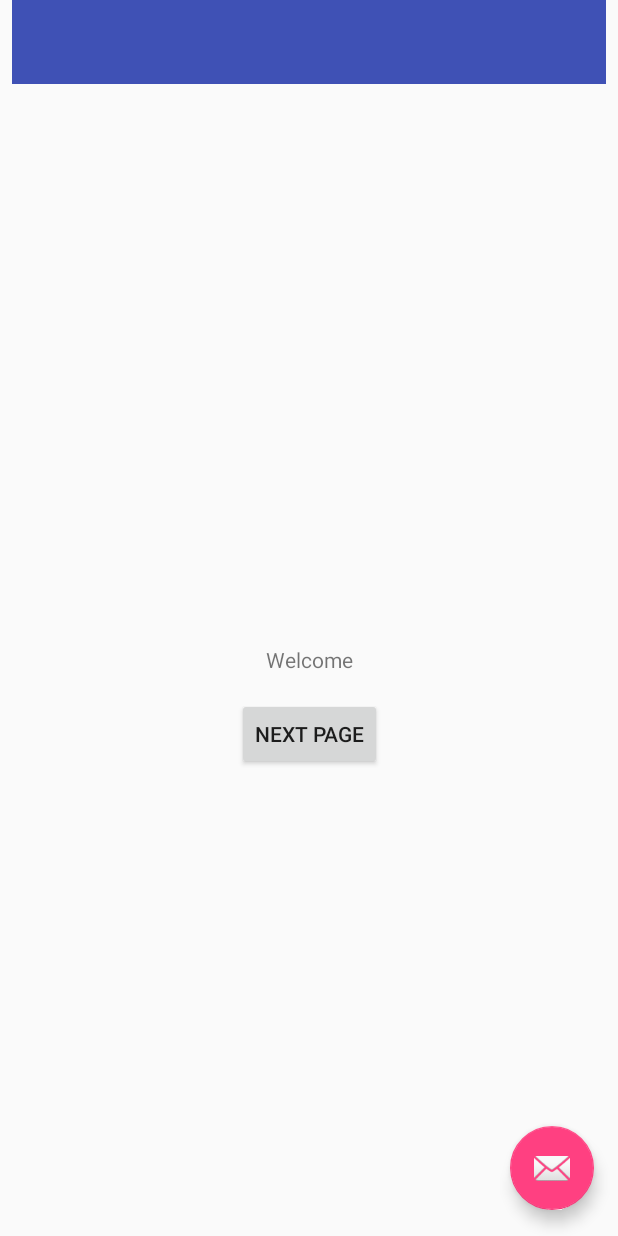
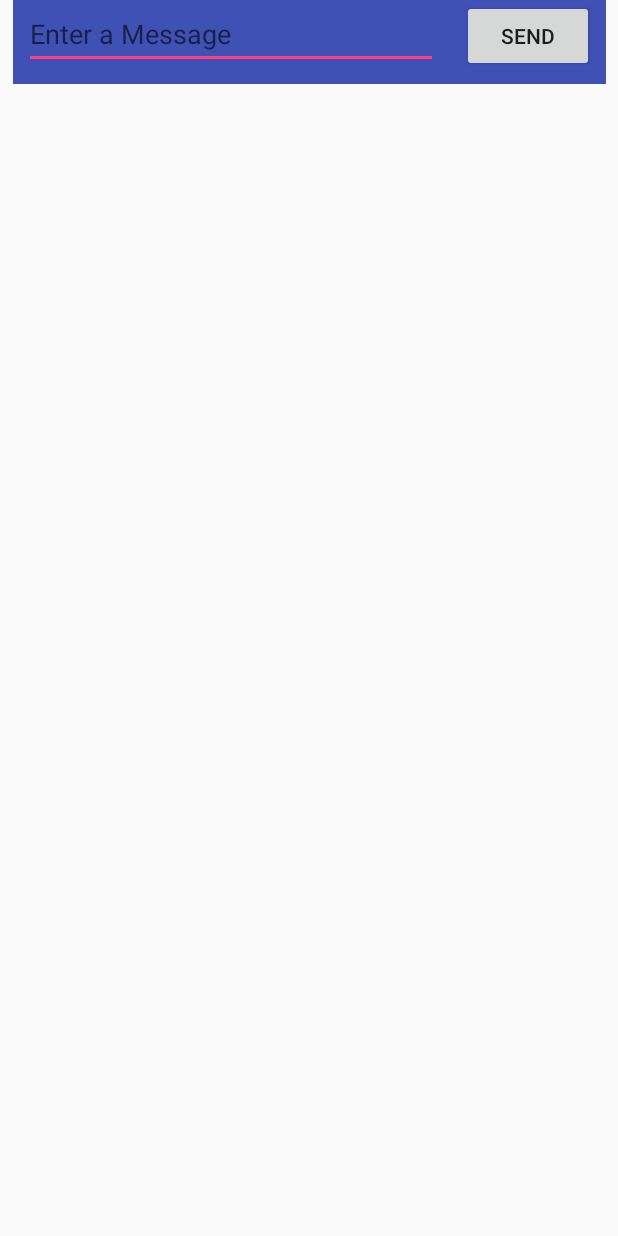
Before and after one commit to Civilis317/android-app, an Android app: the screen it shows after launch (MainActivity), on a phone screen of 412 x 824 dp. Run offline under Robolectric (Android 15) with nearby library versions, the phone set to English and light mode, and no system bars.

```diff
--- a/app/src/main/java/com/example/civilis/myapplication/MainActivity.java
+++ b/app/src/main/java/com/example/civilis/myapplication/MainActivity.java
@@ -2,40 +2,20 @@ package com.example.civilis.myapplication;
 
 import android.content.Intent;
 import android.os.Bundle;
-import android.support.design.widget.FloatingActionButton;
-import android.support.design.widget.Snackbar;
 import android.support.v7.app.AppCompatActivity;
-import android.support.v7.widget.Toolbar;
 import android.view.Menu;
 import android.view.MenuItem;
 import android.view.View;
-import android.widget.Button;
+import android.widget.EditText;
 
 public class MainActivity extends AppCompatActivity {
+
+    public static final String EXTRA_MESSAGE = "com.example.myfirstapp.MESSAGE";
 
     @Override
     protected void onCreate(Bundle savedInstanceState) {
         super.onCreate(savedInstanceState);
         setContentView(R.layout.activity_main);
-        Toolbar toolbar = (Toolbar) findViewById(R.id.toolbar);
-        setSupportActionBar(toolbar);
-
-        FloatingActionButton fab = (FloatingActionButton) findViewById(R.id.fab);
-        fab.setOnClickListener(new View.OnClickListener() {
-            @Override
-            public void onClick(View view) {
-                Snackbar.make(view, "Replace with your own action", Snackbar.LENGTH_LONG)
-                        .setAction("Action", null).show();
-            }
-        });
-
-        Button button = (Button) findViewById(R.id.button);
-        button.setOnClickListener(new View.OnClickListener() {
-            @Override
-            public void onClick(View v) {
-                goToSecondActivity();
-            }
-        });
     }
 
     @Override
@@ -60,8 +40,11 @@ public class MainActivity extends AppCompatActivity {
         return super.onOptionsItemSelected(item);
     }
 
-    private void goToSecondActivity() {
-        Intent intent = new Intent(this, SecondActivity.class);
+    public void sendMessage(View view) {
+        Intent intent = new Intent(this, DisplayMessageActivity.class);
+        EditText editText = (EditText) findViewById(R.id.editTextName);
+        String message = editText.getText().toString();
+        intent.putExtra(EXTRA_MESSAGE, message);
         startActivity(intent);
     }
 }
--- a/app/src/main/res/layout/activity_main.xml
+++ b/app/src/main/res/layout/activity_main.xml
@@ -9,8 +9,8 @@
 
     <android.support.v7.widget.Toolbar
         android:id="@+id/appBarLayout"
-        android:layout_width="0dp"
-        android:layout_height="?attr/actionBarSize"
+        android:layout_width="395dp"
+        android:layout_height="56dp"
         android:background="?attr/colorPrimary"
         app:popupTheme="@style/AppTheme.PopupOverlay"
         tools:layout_constraintTop_creator="1"
@@ -22,31 +22,29 @@
         app:layout_constraintLeft_toLeftOf="parent"
         app:layout_constraintTop_toTopOf="parent" />
 
+    <EditText
+        android:id="@+id/editTextName"
+        android:layout_width="0dp"
+        android:layout_height="46dp"
+        android:layout_marginLeft="16dp"
+        android:ems="10"
+        android:hint="@string/edit_message"
+        android:inputType="textPersonName"
+        app:layout_constraintLeft_toLeftOf="parent"
+        app:layout_constraintRight_toLeftOf="@+id/button2"
+        tools:layout_editor_absoluteY="88dp" />
 
-    <include
-        layout="@layout/content_main"
-        android:layout_height="0dp"
-        android:layout_width="0dp"
-        tools:layout_constraintTop_creator="1"
-        tools:layout_constraintRight_creator="1"
-        tools:layout_constraintBottom_creator="1"
-        app:layout_constraintBottom_toBottomOf="parent"
-        app:layout_constraintRight_toRightOf="parent"
-        app:layout_constraintTop_toBottomOf="@+id/appBarLayout"
-        tools:layout_constraintLeft_creator="1"
-        android:layout_marginBottom="1dp"
-        app:layout_constraintLeft_toLeftOf="parent" />
-
-    <android.support.design.widget.FloatingActionButton
-        android:id="@+id/fab"
+    <Button
+        android:id="@+id/button2"
         android:layout_width="wrap_content"
         android:layout_height="wrap_content"
-        app:srcCompat="@android:drawable/ic_dialog_email"
-        tools:layout_constraintRight_creator="1"
-        tools:layout_constraintBottom_creator="1"
-        app:layout_constraintBottom_toBottomOf="parent"
-        android:layout_marginEnd="16dp"
+        android:layout_marginLeft="16dp"
+        android:layout_marginRight="16dp"
+        android:onClick="sendMessage"
+        android:text="@string/button_send"
+        app:layout_constraintLeft_toRightOf="@+id/editTextName"
         app:layout_constraintRight_toRightOf="parent"
-        android:layout_marginBottom="17dp" />
+        tools:layout_editor_absoluteY="88dp" />
+
 
 </android.support.constraint.ConstraintLayout>
--- a/app/src/main/res/layout/content_main.xml
+++ /dev/null
@@ -1,38 +0,0 @@
-<?xml version="1.0" encoding="utf-8"?>
-<android.support.constraint.ConstraintLayout xmlns:android="http://schemas.android.com/apk/res/android"
-    xmlns:app="http://schemas.android.com/apk/res-auto"
-    xmlns:tools="http://schemas.android.com/tools"
-    android:layout_width="match_parent"
-    android:layout_height="match_parent"
-    app:layout_behavior="@string/appbar_scrolling_view_behavior"
-    tools:context="com.example.civilis.myapplication.MainActivity"
-    tools:showIn="@layout/activity_main">
-
-    <TextView
-        android:layout_width="wrap_content"
-        android:layout_height="wrap_content"
-        android:text="@string/hello_world"
-        app:layout_constraintBottom_toBottomOf="parent"
-        app:layout_constraintLeft_toLeftOf="parent"
-        app:layout_constraintRight_toRightOf="parent"
-        app:layout_constraintTop_toTopOf="parent"
-        tools:layout_constraintTop_creator="1"
-        tools:layout_constraintRight_creator="1"
-        tools:layout_constraintBottom_creator="1"
-        android:id="@+id/textView"
-        tools:layout_constraintLeft_creator="1" />
-
-    <Button
-        android:id="@+id/button"
-        android:layout_width="wrap_content"
-        android:layout_height="48dp"
-        android:text="@string/next_page"
-        tools:layout_constraintTop_creator="1"
-        tools:layout_constraintRight_creator="1"
-        app:layout_constraintRight_toRightOf="parent"
-        android:layout_marginTop="16dp"
-        app:layout_constraintTop_toBottomOf="@+id/textView"
-        tools:layout_constraintLeft_creator="1"
-        app:layout_constraintLeft_toLeftOf="parent" />
-
-</android.support.constraint.ConstraintLayout>
--- a/app/src/main/res/values/strings.xml
+++ b/app/src/main/res/values/strings.xml
@@ -5,4 +5,6 @@
     <string name="hello_world">Welcome</string>
     <string name="next_page">Next Page</string>
     <string name="text2">Welcome to the second page!</string>
+    <string name="edit_message">Enter a Message</string>
+    <string name="button_send">Send</string>
 </resources>
```
Also changed, not shown: app/src/main/AndroidManifest.xml (+7 -4 lines), app/src/main/java/com/example/civilis/myapplication/DisplayMessageActivity.java (added, +24 -0 lines), app/src/main/java/com/example/civilis/myapplication/SecondActivity.java (deleted, +0 -29 lines), app/src/main/res/layout/activity_display_message.xml (added, +18 -0 lines), app/src/main/res/layout/activity_second.xml (deleted, +0 -33 lines), app/src/main/res/layout/content_second.xml (deleted, +0 -23 lines).
